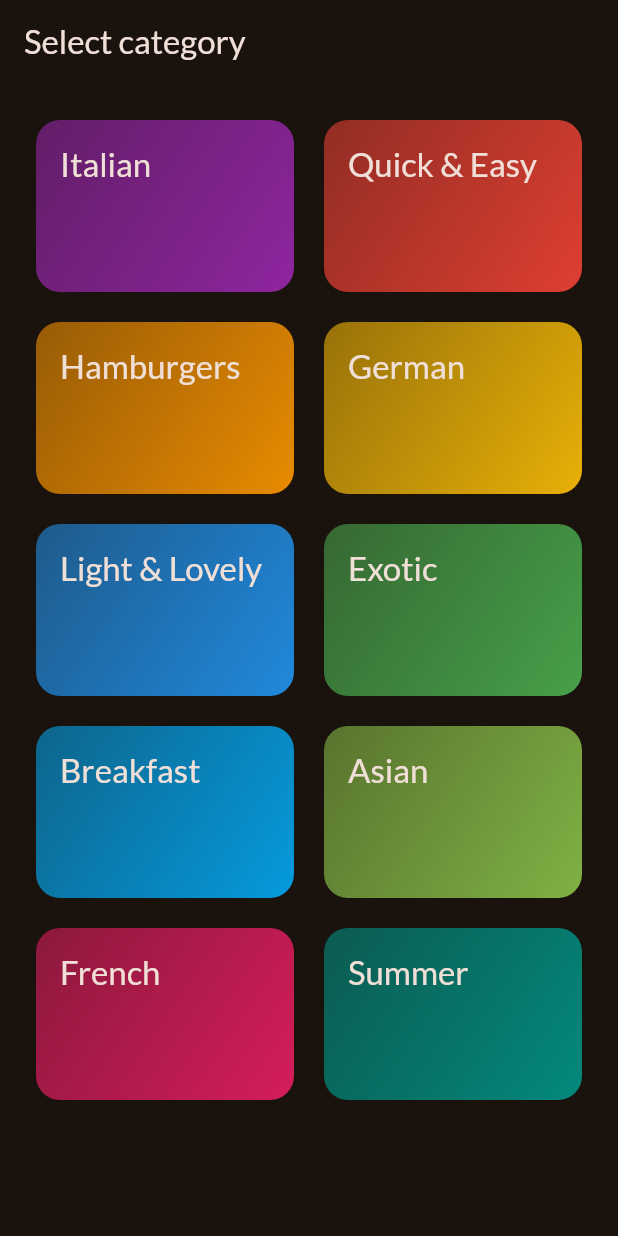
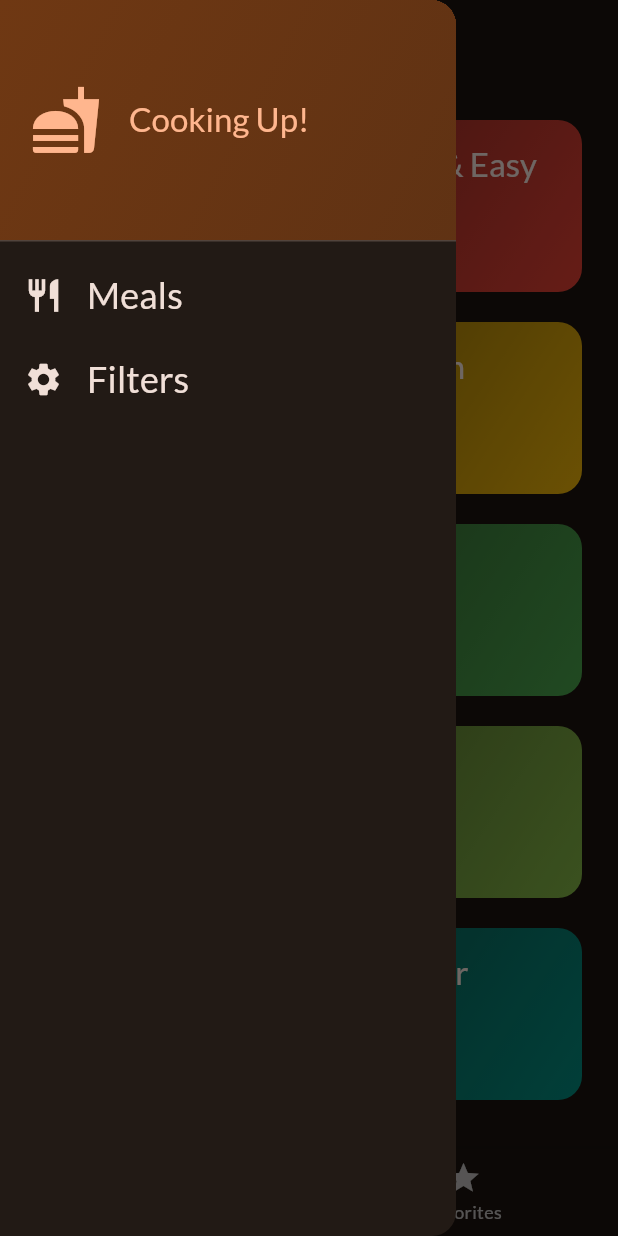
Before and after one commit to TheDuss/recipapp, a Flutter app: the screen it shows after launch, with the side drawer open (before the commit the screen has no drawer), on a phone screen of 412 x 824 dp. Run offline on Flutter 3.47's test engine with Material 3 defaults, Android fonts, the light colour scheme and no system bars; our stand-ins replace google_fonts, transparent_image.

Commit message:
side drawer added and category filter

```diff
--- a/lib/main.dart
+++ b/lib/main.dart
@@ -1,6 +1,6 @@
 import 'package:flutter/material.dart';
 import 'package:google_fonts/google_fonts.dart';
-import 'package:recipapp/screens/categories.dart';
+import 'package:recipapp/screens/tabs.dart';
 
 final theme = ThemeData(
   useMaterial3: true,
@@ -22,7 +22,7 @@ class App extends StatelessWidget {
   Widget build(BuildContext context) {
     return MaterialApp(
       theme: theme,
-      home: const CategoriesScreen(),
+      home: const TabsScreen(),
     );
   }
 }
--- a/lib/screens/categories.dart
+++ b/lib/screens/categories.dart
@@ -1,14 +1,21 @@
 import 'package:flutter/material.dart';
 import 'package:recipapp/data/dummy_data.dart';
 import 'package:recipapp/models/category.dart';
+import 'package:recipapp/models/selected_category.dart';
 import 'package:recipapp/screens/selected_category.dart';
 import 'package:recipapp/widgets/category_grid_item.dart';
 
 class CategoriesScreen extends StatelessWidget {
-  const CategoriesScreen({super.key});
+  const CategoriesScreen({
+    super.key,
+    required this.onToggleFavorite,
+    required this.availableMeals,
+  });
 
+  final void Function(Selectedcategory selectedcategory) onToggleFavorite;
+  final List<Selectedcategory> availableMeals;
   void _selectCategory(BuildContext context, Category category) {
-    final filteredCategory = dummySelectedcategory
+    final filteredCategory = availableMeals
         .where((selectedcategory) =>
             selectedcategory.categories.contains(category.id))
         .toList();
@@ -18,6 +25,7 @@ class CategoriesScreen extends StatelessWidget {
         builder: (ctx) => SelectedCategoryScreen(
           title: category.title,
           selectedCategory: filteredCategory,
+          onToggleFavorite: onToggleFavorite,
         ),
       ),
     );
@@ -25,11 +33,7 @@ class CategoriesScreen extends StatelessWidget {
 
   @override
   Widget build(BuildContext context) {
-    return Scaffold(
-      appBar: AppBar(
-        title: const Text('Select category'),
-      ),
-      body: GridView(
+    return GridView(
       padding: const EdgeInsets.all(24),
       gridDelegate: const SliverGridDelegateWithFixedCrossAxisCount(
           crossAxisCount: 2,
@@ -45,7 +49,6 @@ class CategoriesScreen extends StatelessWidget {
             },
           )
       ],
-      ),
     );
   }
 }
--- /dev/null
+++ b/lib/screens/tabs.dart
@@ -0,0 +1,134 @@
+import 'package:flutter/material.dart';
+import 'package:recipapp/data/dummy_data.dart';
+import 'package:recipapp/models/selected_category.dart';
+import 'package:recipapp/screens/categories.dart';
+import 'package:recipapp/screens/filters.dart';
+import 'package:recipapp/screens/selected_category.dart';
+import 'package:recipapp/widgets/main_drawer.dart';
+
+const kInitialFilters = {
+  Filter.glutenFree: false,
+  Filter.lactoseFree: false,
+  Filter.vegetarian: false,
+  Filter.vegan: false
+};
+
+class TabsScreen extends StatefulWidget {
+  const TabsScreen({super.key});
+
+  @override
+  State<TabsScreen> createState() {
+    return _TabsScreenState();
+  }
+}
+
+class _TabsScreenState extends State<TabsScreen> {
+  int _selectedPageIndex = 0;
+
+  final List<Selectedcategory> _favorite = [];
+  Map<Filter, bool> _selectedFilters = kInitialFilters;
+
+  void _showInfoMessage(String message) {
+    ScaffoldMessenger.of(context).clearSnackBars();
+    ScaffoldMessenger.of(context)
+        .showSnackBar(SnackBar(content: Text(message)));
+  }
+
+  void _toggelFavoriteSatatus(Selectedcategory selectedcategory) {
+    final isExisting = _favorite.contains(selectedcategory);
+    if (isExisting) {
+      setState(() {
+        _favorite.remove(selectedcategory);
+      });
+      _showInfoMessage("Meal removed from favorite");
+    } else {
+      setState(() {
+        _favorite.add(selectedcategory);
+      });
+      _showInfoMessage("Meal added to favorite");
+    }
+  }
+
+  void _selectPage(int index) {
+    setState(() {
+      _selectedPageIndex = index;
+    });
+  }
+
+  void _setScreen(String identifier) async {
+    Navigator.of(context).pop();
+    if (identifier == 'filters') {
+      final result = await Navigator.of(context).push<Map<Filter, bool>>(
+        MaterialPageRoute(
+          builder: (ctx) => FiltersScreen(
+            currentFilters: _selectedFilters,
+          ),
+        ),
+      );
+      setState(() {
+        _selectedFilters = result ?? kInitialFilters;
+      });
+    }
+  }
+
+  @override
+  Widget build(BuildContext context) {
+    final availableMeals = dummySelectedcategory.where((selectedcategory) {
+      if (_selectedFilters[Filter.glutenFree]! &&
+          !selectedcategory.isGlutenFree) {
+        return false;
+      }
+      if (_selectedFilters[Filter.lactoseFree]! &&
+          !selectedcategory.isLactoseFree) {
+        return false;
+      }
+      if (_selectedFilters[Filter.vegetarian]! &&
+          !selectedcategory.isVegetarian) {
+        return false;
+      }
+      if (_selectedFilters[Filter.vegan]! && !selectedcategory.isVegan) {
+        return false;
+      }
+      return true;
+    }).toList();
+
+    Widget activePage = CategoriesScreen(
+      onToggleFavorite: _toggelFavoriteSatatus,
+      availableMeals: availableMeals,
+    );
+
+    var activePageTitle = 'Categories';
+
+    if (_selectedPageIndex == 1) {
+      activePage = SelectedCategoryScreen(
+        selectedCategory: _favorite,
+        onToggleFavorite: _toggelFavoriteSatatus,
+      );
+      activePageTitle = 'Your Favorites';
+    }
+
+    return Scaffold(
+      appBar: AppBar(
+        title: Text(activePageTitle),
+      ),
+      drawer: MainDrawer(
+        onSelectedScreen: _setScreen,
+      ),
+      body: activePage,
+      bottomNavigationBar: BottomNavigationBar(
+        onTap: _selectPage,
+        currentIndex: _selectedPageIndex,
+        items: const [
+          BottomNavigationBarItem(
+            icon: Icon(Icons.set_meal),
+            label: 'Categories',
+          ),
+          BottomNavigationBarItem(
+            icon: Icon(Icons.star),
+            label: 'Favorites',
+          )
+        ],
+      ),
+    );
+  }
+}
--- /dev/null
+++ b/lib/widgets/main_drawer.dart
@@ -0,0 +1,84 @@
+import 'package:flutter/material.dart';
+
+class MainDrawer extends StatelessWidget {
+  const MainDrawer({super.key, required this.onSelectedScreen});
+
+  final void Function(String identifier) onSelectedScreen;
+
+  @override
+  Widget build(BuildContext context) {
+    return Drawer(
+      child: Column(
+        children: [
+          DrawerHeader(
+            padding: const EdgeInsets.all(20),
+            decoration: BoxDecoration(
+              gradient: LinearGradient(
+                colors: [
+                  Theme.of(context).colorScheme.primaryContainer,
+                  Theme.of(context)
+                      .colorScheme
+                      .primaryContainer
+                      .withOpacity(0.8),
+                ],
+                begin: Alignment.topLeft,
+                end: Alignment.bottomRight,
+              ),
+            ),
+            child: Row(
+              children: [
+                Icon(
+                  Icons.fastfood,
+                  size: 48,
+                  color: Theme.of(context).colorScheme.primary,
+                ),
+                const SizedBox(width: 18),
+                Text(
+                  'Cooking Up!',
+                  style: Theme.of(context)
+                      .textTheme
+                      .titleLarge!
+                      .copyWith(color: Theme.of(context).colorScheme.primary),
+                ),
+              ],
+            ),
+          ),
+          ListTile(
+            leading: Icon(
+              Icons.restaurant,
+              size: 26,
+              color: Theme.of(context).colorScheme.onSurface,
+            ),
+            title: Text(
+              'Meals',
+              style: Theme.of(context).textTheme.titleSmall!.copyWith(
+                    color: Theme.of(context).colorScheme.onSurface,
+                    fontSize: 24,
+                  ),
+            ),
+            onTap: () {
+              onSelectedScreen('meals');
+            },
+          ),
+          ListTile(
+            leading: Icon(
+              Icons.settings,
+              size: 26,
+              color: Theme.of(context).colorScheme.onSurface,
+            ),
+            title: Text(
+              'Filters',
+              style: Theme.of(context).textTheme.titleSmall!.copyWith(
+                    color: Theme.of(context).colorScheme.onSurface,
+                    fontSize: 24,
+                  ),
+            ),
+            onTap: () {
+              onSelectedScreen('filters');
+            },
+          ),
+        ],
+      ),
+    );
+  }
+}
```
Also changed, not shown: lib/screens/category_details.dart (+14 -0 lines), lib/screens/filters.dart (added, +157 -0 lines), lib/screens/selected_category.dart (+13 -4 lines). Lines whose indentation alone changed are shown as unchanged.
